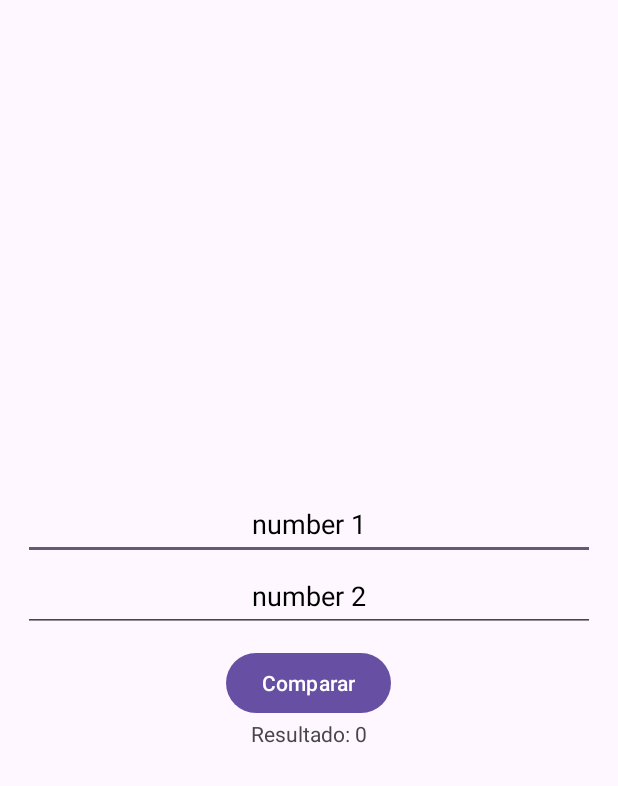
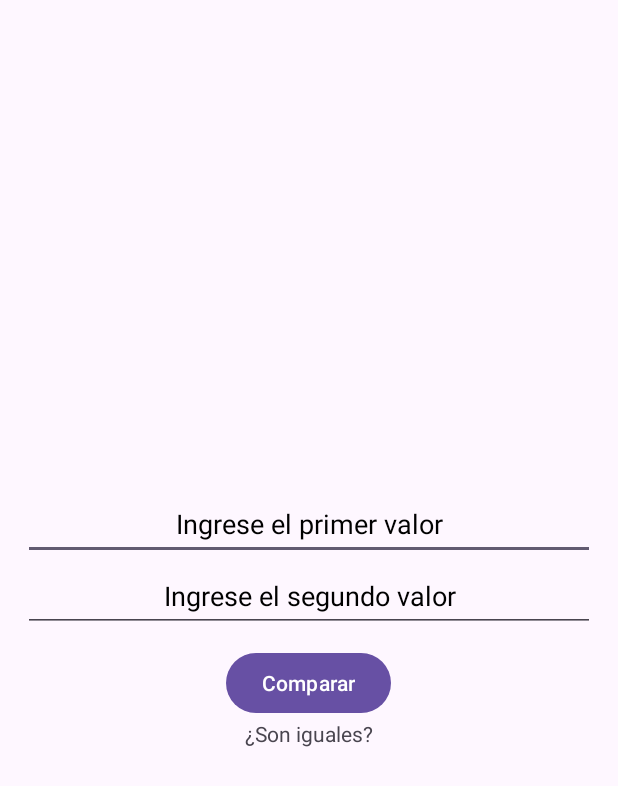
Before and after one commit to DaxFacu001/AndroidTicmasProyectoFinal_Lasta, an Android app: the layout activity_main.xml on its own in the app's theme, with its tools: preview values and no code run, on a phone screen of 412 x 824 dp. Shown: the top 786 px of the screen. Run offline under Robolectric (Android 15) with nearby library versions, the phone set to English and light mode, and no system bars.

Commit message:
reemplazo de valores hint de los EditText

```diff
--- a/app/src/main/res/layout/activity_main.xml
+++ b/app/src/main/res/layout/activity_main.xml
@@ -20,7 +20,7 @@
         android:layout_width="match_parent"
         android:layout_height="48dp"
         android:inputType="text"
-        android:hint="number 1"
+        android:hint="Ingrese el primer valor"
         android:textColorHint="@color/black"
         android:textAlignment="center"
         />
@@ -32,7 +32,7 @@
         android:layout_height="48dp"
         android:inputType="text"
         android:textColorHint="@color/black"
-        android:hint="number 2"
+        android:hint="Ingrese el segundo valor"
         android:textAlignment="center"
         />
 
@@ -47,7 +47,7 @@
         android:id="@+id/textResult"
         android:layout_width="wrap_content"
         android:layout_height="wrap_content"
-        android:text="Resultado: 0"
+        android:text="¿Son iguales?"
         app:layout_constraintBottom_toBottomOf="parent"
         app:layout_constraintEnd_toEndOf="parent"
         app:layout_constraintStart_toStartOf="parent"
```
